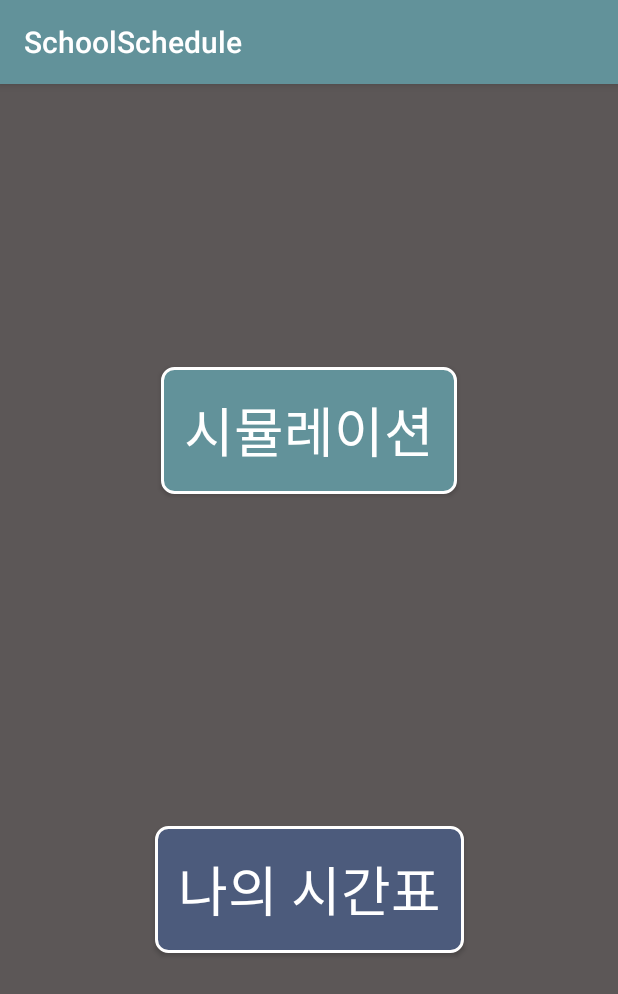
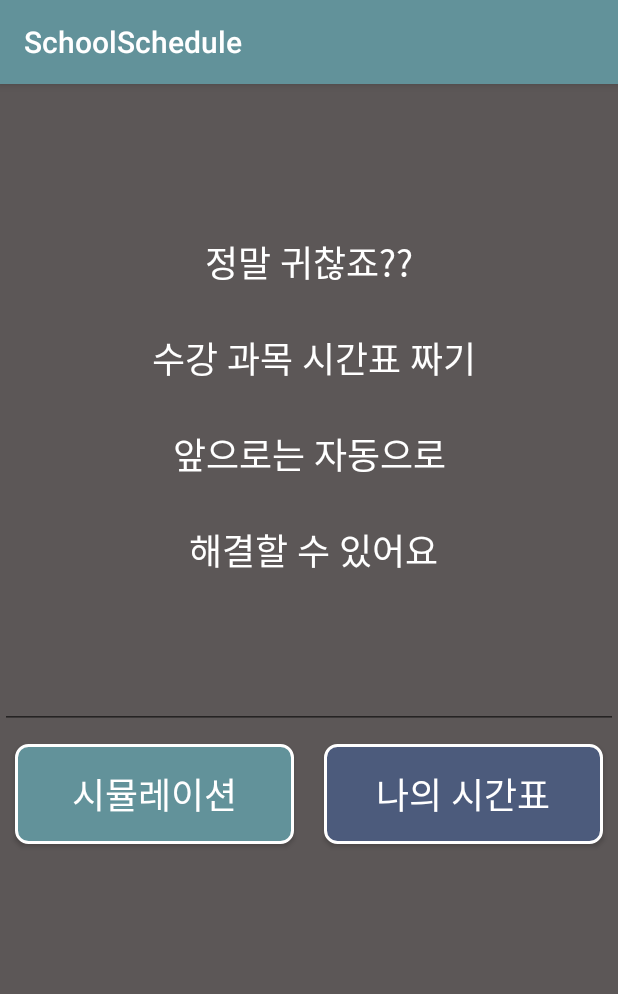
Before and after one commit to tkdyr2/School_Schedule, an Android app: the MenuActivity screen opened directly, with no data from a screen before it, on a phone screen of 412 x 824 dp. Shown: the top 994 px of the screen. Run offline under Robolectric (Android 15) with nearby library versions, the phone set to English and light mode, and no system bars.

Commit message:
에러 추적 및 첫화면 , 메뉴화면 레이아웃 변경.

```diff
--- a/app/src/main/res/layout/activity_main.xml
+++ b/app/src/main/res/layout/activity_main.xml
@@ -3,7 +3,7 @@
     xmlns:tools="http://schemas.android.com/tools"
     android:layout_width="match_parent"
     android:layout_height="match_parent"
-    android:background="@drawable/top_5"
+    android:background="@drawable/top_3"
     android:visibility="visible"
     tools:context=".MainActivity">
 
--- a/app/src/main/res/layout/activity_menu.xml
+++ b/app/src/main/res/layout/activity_menu.xml
@@ -1,45 +1,64 @@
 <?xml version="1.0" encoding="utf-8"?>
-<android.support.constraint.ConstraintLayout xmlns:android="http://schemas.android.com/apk/res/android"
-    xmlns:app="http://schemas.android.com/apk/res-auto"
+<LinearLayout xmlns:android="http://schemas.android.com/apk/res/android"
     xmlns:tools="http://schemas.android.com/tools"
+    android:id="@+id/relativeLayout"
     android:layout_width="match_parent"
     android:layout_height="match_parent"
     android:background="@color/origin_backGray"
-    tools:context=".MenuActivity"
-    android:id="@+id/relativeLayout">
+    android:orientation="vertical"
+    tools:context=".MenuActivity">
+
+    <EditText
+        android:id="@+id/editText"
+        android:layout_width="match_parent"
+        android:layout_height="430dp"
+        android:autoText="false"
+        android:clickable="false"
+        android:cursorVisible="false"
+        android:editable="false"
+        android:ems="10"
+        android:focusableInTouchMode="false"
+        android:inputType="textMultiLine"
+        android:paddingTop="50dp"
+        android:paddingBottom="50dp"
+        android:selectAllOnFocus="false"
+        android:text="정말 귀찮죠??\n\n 수강 과목 시간표 짜기\n\n앞으로는 자동으로\n\n 해결할 수 있어요"
+        android:textAlignment="center"
+        android:textColor="@color/white"
+        android:textSize="24sp" />
+
+    <LinearLayout
+        android:layout_width="match_parent"
+        android:layout_height="wrap_content"
+        android:layout_gravity="end"
+        android:orientation="horizontal">
 
         <Button
             android:id="@+id/btn_simulation"
-        android:layout_width="wrap_content"
-        android:layout_height="wrap_content"
-        android:layout_marginTop="32dp"
-        android:layout_marginBottom="32dp"
+            android:layout_width="match_parent"
+            android:layout_height="match_parent"
+            android:layout_margin="10dp"
+            android:layout_weight="1"
             android:background="@drawable/menu_button_simu_state"
             android:onClick="onSimuButtonClick"
             android:padding="15dp"
             android:text="@string/simulation"
             android:textColor="@android:color/background_light"
-        android:textSize="36sp"
-        app:layout_constraintBottom_toTopOf="@+id/btn_result"
-        app:layout_constraintLeft_toLeftOf="parent"
-        app:layout_constraintRight_toRightOf="parent"
-        app:layout_constraintTop_toTopOf="parent" />
+            android:textSize="24sp" />
 
         <Button
             android:id="@+id/btn_result"
-        android:layout_width="wrap_content"
-        android:layout_height="wrap_content"
-        android:layout_marginTop="32dp"
-        android:layout_marginBottom="32dp"
+            android:layout_width="match_parent"
+            android:layout_height="match_parent"
+            android:layout_margin="10dp"
+            android:layout_weight="1"
             android:background="@drawable/menu_button_result_state"
             android:onClick="onResultButtonClick"
             android:padding="15dp"
-        android:text="@string/my_frame_result"
+            android:text="@string/RegisteredSchedule_frame_name"
             android:textAlignment="center"
             android:textColor="@android:color/background_light"
-        android:textSize="36sp"
-        app:layout_constraintBottom_toBottomOf="parent"
-        app:layout_constraintLeft_toLeftOf="parent"
-        app:layout_constraintRight_toRightOf="parent"
-        app:layout_constraintTop_toBottomOf="@+id/btn_simulation" />
-</android.support.constraint.ConstraintLayout>
+            android:textSize="24sp" />
+    </LinearLayout>
+
+</LinearLayout>
--- a/app/src/main/res/layout/activity_my_schedule.xml
+++ b/app/src/main/res/layout/activity_my_schedule.xml
@@ -1,6 +1,5 @@
 <?xml version="1.0" encoding="utf-8"?>
 <android.support.constraint.ConstraintLayout xmlns:android="http://schemas.android.com/apk/res/android"
-    xmlns:app="http://schemas.android.com/apk/res-auto"
     xmlns:tools="http://schemas.android.com/tools"
     android:layout_width="match_parent"
     android:layout_height="match_parent"
--- a/app/src/main/res/values/strings.xml
+++ b/app/src/main/res/values/strings.xml
@@ -3,7 +3,7 @@
     <string name="result_frame_name">시뮬레이션 결과 시간표</string>
     <string name="research_frame_name">과목검색</string>
     <string name="bucket_frame_name">장바구니</string>
-    <string name="my_frame_result">나의 시간표</string>
+    <string name="RegisteredSchedule_frame_name">나의 시간표</string>
     <string name="simulation">시뮬레이션</string>
 
     <string-array name="spi_time_array">
```
Also changed, not shown: app/src/main/AndroidManifest.xml (+6 -2 lines), app/src/main/assets/subject_data.json (+10 -10 lines), app/src/main/java/cookandroid/com/schoolschedule/MenuActivity.java (+3 -4 lines), 2 other files. Lines whose indentation alone changed are shown as unchanged.
